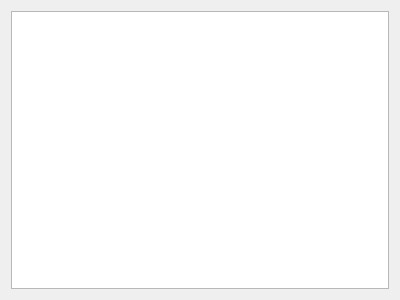
Old version of the form mytab.ui in the repository krzysiek6d/sherlog.
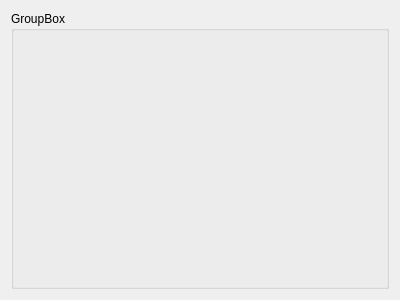
New version of the form.

Commit message: files are opened in new tabs, line numbers are visible, implemented highliting current line

What changed in the file:
```diff
--- a/mytab.ui
+++ b/mytab.ui
@@ -15,7 +15,11 @@
   </property>
   <layout class="QHBoxLayout" name="horizontalLayout">
    <item>
-    <widget class="QTextBrowser" name="textBrowser"/>
+    <widget class="QGroupBox" name="groupBox">
+     <property name="title">
+      <string>GroupBox</string>
+     </property>
+    </widget>
    </item>
   </layout>
  </widget>
```
The commit also changes 2 other files.
